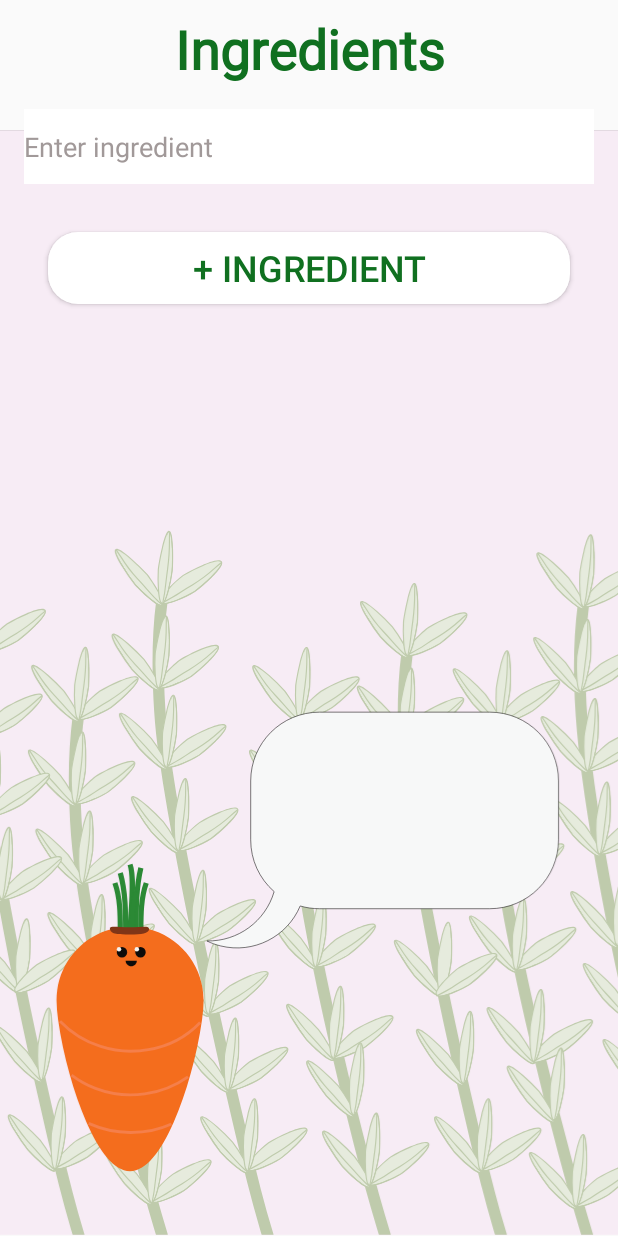
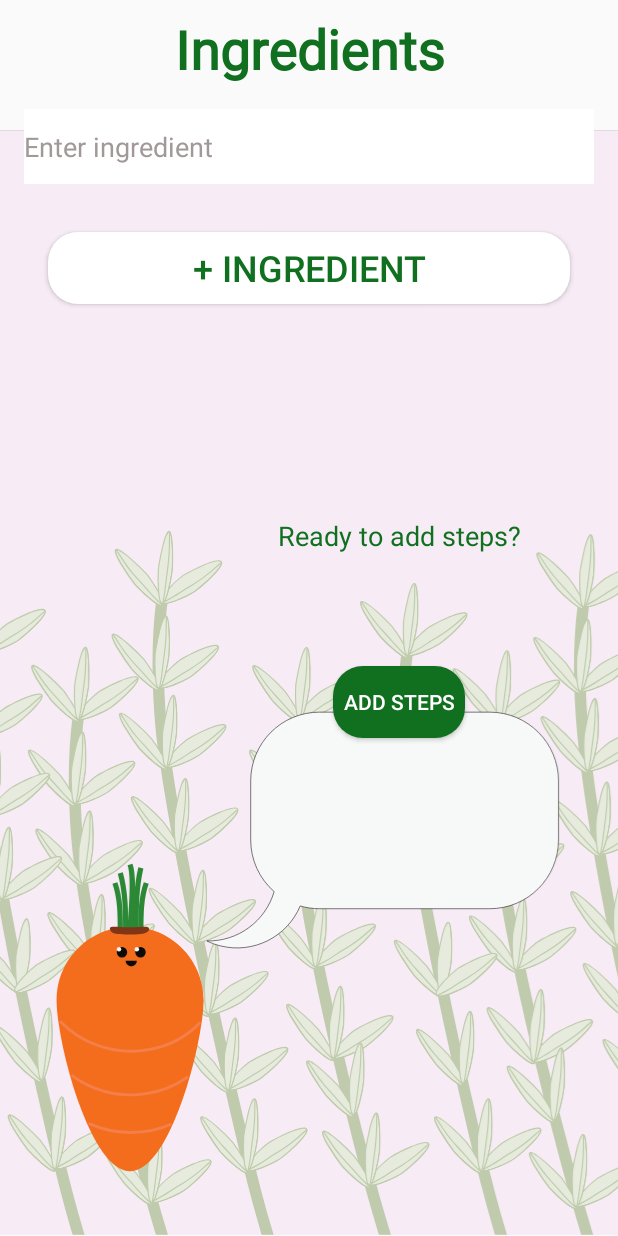
Before and after one commit to meg21allred/ThymeSavor, an Android app: the layout activity_new_recipe.xml on its own in the app's theme, with its tools: preview values and no code run, on a phone screen of 412 x 824 dp. Run offline under Robolectric (Android 15) with nearby library versions, the phone set to English and light mode, and no system bars.

Commit message:
adding green button and changes to new recipe xml file

```diff
--- /dev/null
+++ b/app/src/main/res/drawable/round_green_btn.xml
@@ -0,0 +1,8 @@
+<?xml version="1.0" encoding="utf-8"?>
+<shape xmlns:android="http://schemas.android.com/apk/res/android" android:shape="rectangle">
+
+    <solid android:color="#107020"/>
+
+    <corners android:radius="20dp"/>
+
+</shape>
--- a/app/src/main/res/layout/activity_new_recipe.xml
+++ b/app/src/main/res/layout/activity_new_recipe.xml
@@ -66,4 +66,34 @@
         app:layout_constraintStart_toStartOf="parent"
         app:layout_constraintTop_toBottomOf="@+id/EnterIngredientET" />
 
+    <TextView
+        android:id="@+id/addStepsTV"
+        android:layout_width="wrap_content"
+        android:layout_height="wrap_content"
+        android:layout_marginStart="120dp"
+        android:layout_marginTop="100dp"
+        android:layout_marginBottom="16dp"
+        android:text="Ready to add steps?"
+        android:textColor="#107020"
+        android:textSize="18sp"
+        app:layout_constraintBottom_toTopOf="@+id/addStepsBtn"
+        app:layout_constraintEnd_toEndOf="parent"
+        app:layout_constraintStart_toStartOf="parent"
+        app:layout_constraintTop_toBottomOf="@+id/addIngredientBtn" />
+
+    <Button
+        android:id="@+id/addStepsBtn"
+        android:layout_width="wrap_content"
+        android:layout_height="wrap_content"
+        android:layout_marginStart="120dp"
+        android:layout_marginTop="16dp"
+        android:layout_marginBottom="290dp"
+        android:background="@drawable/round_green_btn"
+        android:text="Add Steps"
+        android:textColor="#ffffff"
+        app:layout_constraintBottom_toBottomOf="parent"
+        app:layout_constraintEnd_toEndOf="parent"
+        app:layout_constraintStart_toStartOf="parent"
+        app:layout_constraintTop_toBottomOf="@+id/addStepsTV" />
+
 </androidx.constraintlayout.widget.ConstraintLayout>
```
